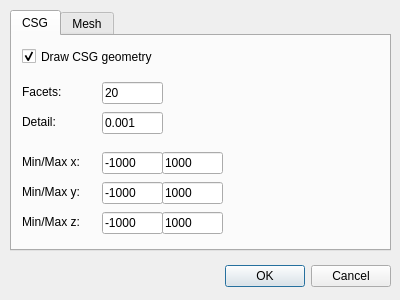
SeregaGomen/qng, file setupmeshdialog.ui: the form before one commit.
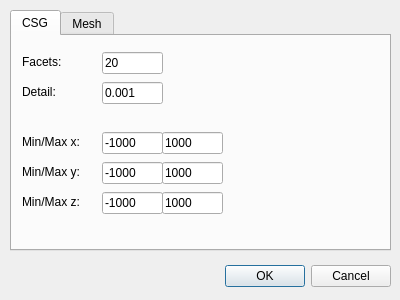
The form after the commit.

What changed in the file:
```diff
--- a/setupmeshdialog.ui
+++ b/setupmeshdialog.ui
@@ -45,27 +45,11 @@
     <attribute name="title">
      <string>CSG</string>
     </attribute>
-    <widget class="QCheckBox" name="cbIsCSG">
-     <property name="geometry">
-      <rect>
-       <x>10</x>
-       <y>10</y>
-       <width>151</width>
-       <height>21</height>
-      </rect>
-     </property>
-     <property name="text">
-      <string>Draw CSG geometry</string>
-     </property>
-     <property name="checked">
-      <bool>true</bool>
-     </property>
-    </widget>
     <widget class="QWidget" name="horizontalLayoutWidget">
      <property name="geometry">
       <rect>
        <x>10</x>
-       <y>40</y>
+       <y>10</y>
        <width>81</width>
        <height>31</height>
       </rect>
@@ -84,7 +68,7 @@
      <property name="geometry">
       <rect>
        <x>90</x>
-       <y>40</y>
+       <y>10</y>
        <width>61</width>
        <height>34</height>
       </rect>
@@ -103,7 +87,7 @@
      <property name="geometry">
       <rect>
        <x>90</x>
-       <y>70</y>
+       <y>40</y>
        <width>61</width>
        <height>34</height>
       </rect>
@@ -122,7 +106,7 @@
      <property name="geometry">
       <rect>
        <x>10</x>
-       <y>70</y>
+       <y>40</y>
        <width>81</width>
        <height>31</height>
       </rect>
@@ -141,7 +125,7 @@
      <property name="geometry">
       <rect>
        <x>90</x>
-       <y>110</y>
+       <y>90</y>
        <width>61</width>
        <height>34</height>
       </rect>
@@ -160,7 +144,7 @@
      <property name="geometry">
       <rect>
        <x>10</x>
-       <y>110</y>
+       <y>90</y>
        <width>81</width>
        <height>31</height>
       </rect>
@@ -179,7 +163,7 @@
      <property name="geometry">
       <rect>
        <x>150</x>
-       <y>110</y>
+       <y>90</y>
        <width>61</width>
        <height>34</height>
       </rect>
@@ -198,7 +182,7 @@
      <property name="geometry">
       <rect>
        <x>90</x>
-       <y>140</y>
+       <y>120</y>
        <width>61</width>
        <height>34</height>
       </rect>
@@ -217,7 +201,7 @@
      <property name="geometry">
       <rect>
        <x>150</x>
-       <y>140</y>
+       <y>120</y>
        <width>61</width>
        <height>34</height>
       </rect>
@@ -236,7 +220,7 @@
      <property name="geometry">
       <rect>
        <x>10</x>
-       <y>140</y>
+       <y>120</y>
        <width>81</width>
        <height>31</height>
       </rect>
@@ -255,7 +239,7 @@
      <property name="geometry">
       <rect>
        <x>90</x>
-       <y>170</y>
+       <y>150</y>
        <width>61</width>
        <height>34</height>
       </rect>
@@ -274,7 +258,7 @@
      <property name="geometry">
       <rect>
        <x>150</x>
-       <y>170</y>
+       <y>150</y>
        <width>61</width>
        <height>34</height>
       </rect>
@@ -293,7 +277,7 @@
      <property name="geometry">
       <rect>
        <x>10</x>
-       <y>170</y>
+       <y>150</y>
        <width>81</width>
        <height>31</height>
       </rect>
```
